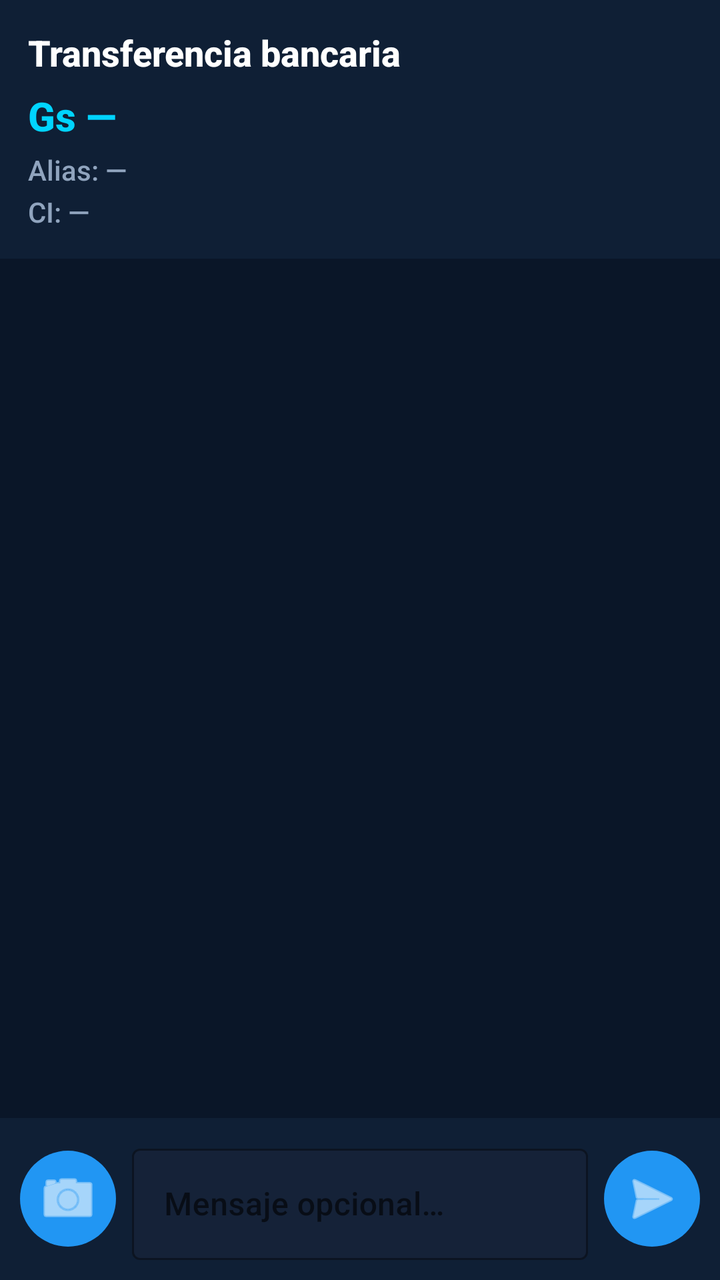
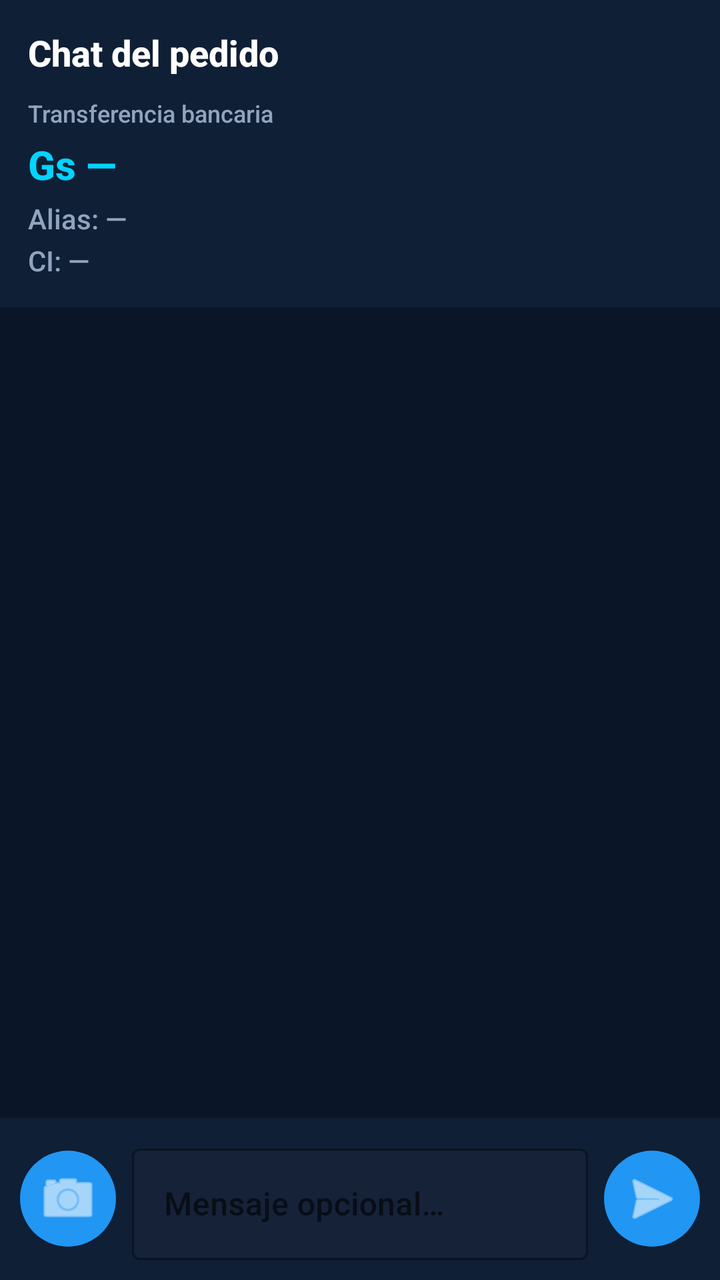

Before-and-after screenshots of an Android layout around one commit, followed by the original layout XML and the change that was made.
<!-- AndroidManifest.xml: activity theme Theme.Zuppon -->
<!-- res/layout/activity_payment_chat.xml -->
<?xml version="1.0" encoding="utf-8"?>
<LinearLayout xmlns:android="http://schemas.android.com/apk/res/android"
    xmlns:app="http://schemas.android.com/apk/res-auto"
    android:layout_width="match_parent"
    android:layout_height="match_parent"
    android:orientation="vertical"
    android:background="@color/zuppon_primary">

    <LinearLayout
        android:layout_width="match_parent"
        android:layout_height="wrap_content"
        android:orientation="vertical"
        android:padding="14dp"
        android:background="@color/zuppon_surface">

        <TextView
            android:layout_width="wrap_content"
            android:layout_height="wrap_content"
            android:text="Transferencia bancaria"
            android:textColor="@color/white"
            android:textSize="18sp"
            android:textStyle="bold" />

        <TextView
            android:id="@+id/tv_payment_amount"
            android:layout_width="wrap_content"
            android:layout_height="wrap_content"
            android:layout_marginTop="6dp"
            android:textColor="@color/zuppon_yellow"
            android:textSize="20sp"
            android:textStyle="bold"
            android:text="Gs —" />

        <TextView
            android:id="@+id/tv_payment_alias"
            android:layout_width="wrap_content"
            android:layout_height="wrap_content"
            android:layout_marginTop="4dp"
            android:textColor="@color/zuppon_text_secondary"
            android:textSize="14sp"
            android:text="Alias: —" />

        <TextView
            android:id="@+id/tv_payment_cedula"
            android:layout_width="wrap_content"
            android:layout_height="wrap_content"
            android:layout_marginTop="2dp"
            android:textColor="@color/zuppon_text_secondary"
            android:textSize="14sp"
            android:text="CI: —" />
    </LinearLayout>

    <androidx.recyclerview.widget.RecyclerView
        android:id="@+id/rv_payment_chat"
        android:layout_width="match_parent"
        android:layout_height="0dp"
        android:layout_weight="1"
        android:padding="12dp"
        android:clipToPadding="false" />

    <LinearLayout
        android:layout_width="match_parent"
        android:layout_height="wrap_content"
        android:orientation="horizontal"
        android:padding="10dp"
        android:gravity="center_vertical"
        android:background="@color/zuppon_surface">

        <ImageButton
            android:id="@+id/btn_attach_receipt"
            android:layout_width="48dp"
            android:layout_height="48dp"
            android:background="@drawable/bg_accent_pill"
            android:contentDescription="Enviar comprobante"
            android:src="@android:drawable/ic_menu_camera"
            android:padding="10dp"
            app:tint="@color/white" />

        <com.google.android.material.textfield.TextInputLayout
            android:layout_width="0dp"
            android:layout_height="wrap_content"
            android:layout_weight="1"
            android:layout_marginStart="8dp"
            android:layout_marginEnd="8dp"
            style="@style/Widget.MaterialComponents.TextInputLayout.OutlinedBox"
            app:boxBackgroundColor="@color/zuppon_card"
            app:boxStrokeColor="@color/zuppon_accent">

            <com.google.android.material.textfield.TextInputEditText
                android:id="@+id/et_chat_message"
                android:layout_width="match_parent"
                android:layout_height="wrap_content"
                android:hint="Mensaje opcional…"
                android:textColor="@color/white"
                android:inputType="textCapSentences|textMultiLine"
                android:maxLines="3" />
        </com.google.android.material.textfield.TextInputLayout>

        <ImageButton
            android:id="@+id/btn_send_message"
            android:layout_width="48dp"
            android:layout_height="48dp"
            android:background="@drawable/bg_accent_pill"
            android:contentDescription="Enviar"
            android:src="@android:drawable/ic_menu_send"
            android:padding="10dp"
            app:tint="@color/white" />
    </LinearLayout>

</LinearLayout>
<!-- resources referenced by this layout -->
<resources>
  <color name="white">#FFFFFFFF</color>
  <color name="zuppon_accent">#FF2196F3</color>
  <color name="zuppon_card">#FF152238</color>
  <color name="zuppon_primary">#FF0A1628</color>
  <color name="zuppon_surface">#FF0F1F35</color>
  <color name="zuppon_text_secondary">#FF90A4BE</color>
  <color name="zuppon_yellow">#FF00D4FF</color>
  <!-- drawable bg_accent_pill (drawable) -->
  <?xml version="1.0" encoding="utf-8"?>
  <shape xmlns:android="http://schemas.android.com/apk/res/android"
      android:shape="rectangle">
      <solid android:color="@color/zuppon_accent" />
      <corners android:radius="30dp" />
  </shape>
  <style name="Theme.Zuppon" parent="Theme.MaterialComponents.DayNight.NoActionBar">
          <item name="colorPrimary">@color/zuppon_accent</item>
          <item name="colorPrimaryVariant">@color/zuppon_accent_dark</item>
          <item name="colorOnPrimary">@color/white</item>
          <item name="colorSecondary">@color/zuppon_yellow</item>
          <item name="colorSecondaryVariant">@color/zuppon_accent_dark</item>
          <item name="colorOnSecondary">@color/black</item>
          <item name="android:statusBarColor">@color/zuppon_primary_dark</item>
          <item name="android:windowBackground">@color/zuppon_primary</item>
          <item name="android:fontFamily">sans-serif-medium</item>
          
          <item name="android:windowAnimationStyle">@style/NoWindowAnimation</item>
      </style>
  <color name="zuppon_accent_dark">#FF1565C0</color>
  <color name="black">#FF000000</color>
  <color name="zuppon_primary_dark">#FF060E1A</color>
  <style name="NoWindowAnimation">
          <item name="android:activityOpenEnterAnimation">@null</item>
          <item name="android:activityOpenExitAnimation">@null</item>
          <item name="android:activityCloseEnterAnimation">@null</item>
          <item name="android:activityCloseExitAnimation">@null</item>
          <item name="android:taskOpenEnterAnimation">@null</item>
          <item name="android:taskOpenExitAnimation">@null</item>
          <item name="android:taskCloseEnterAnimation">@null</item>
          <item name="android:taskCloseExitAnimation">@null</item>
      </style>
</resources>

<!-- the commit's change to res/layout/activity_payment_chat.xml (unified diff, before → after) -->
@@ -7,47 +7,104 @@
     android:background="@color/zuppon_primary">
 
     <LinearLayout
+        android:id="@+id/layout_chat_header"
         android:layout_width="match_parent"
         android:layout_height="wrap_content"
         android:orientation="vertical"
         android:padding="14dp"
         android:background="@color/zuppon_surface">
 
-        <TextView
-            android:layout_width="wrap_content"
+        <LinearLayout
+            android:layout_width="match_parent"
             android:layout_height="wrap_content"
-            android:text="Transferencia bancaria"
-            android:textColor="@color/white"
-            android:textSize="18sp"
-            android:textStyle="bold" />
+            android:orientation="horizontal"
+            android:gravity="center_vertical">
 
-        <TextView
-            android:id="@+id/tv_payment_amount"
-            android:layout_width="wrap_content"
+            <LinearLayout
+                android:layout_width="0dp"
+                android:layout_height="wrap_content"
+                android:layout_weight="1"
+                android:orientation="vertical">
+
+                <TextView
+                    android:id="@+id/tv_chat_title"
+                    android:layout_width="wrap_content"
+                    android:layout_height="wrap_content"
+                    android:text="Chat del pedido"
+                    android:textColor="@color/white"
+                    android:textSize="18sp"
+                    android:textStyle="bold" />
+
+                <TextView
+                    android:id="@+id/tv_contact_name"
+                    android:layout_width="wrap_content"
+                    android:layout_height="wrap_content"
+                    android:layout_marginTop="4dp"
+                    android:textColor="@color/white"
+                    android:textSize="14sp"
+                    android:visibility="gone" />
+
+                <TextView
+                    android:id="@+id/tv_contact_phone"
+                    android:layout_width="wrap_content"
+                    android:layout_height="wrap_content"
+                    android:layout_marginTop="2dp"
+                    android:textColor="@color/zuppon_text_secondary"
+                    android:textSize="13sp"
+                    android:visibility="gone" />
+            </LinearLayout>
+
+            <com.google.android.material.button.MaterialButton
+                android:id="@+id/btn_call_contact"
+                style="@style/ZupponButtonGreen"
+                android:layout_width="wrap_content"
+                android:layout_height="wrap_content"
+                android:text="📞 Llamar"
+                android:visibility="gone" />
+        </LinearLayout>
+
+        <LinearLayout
+            android:id="@+id/layout_payment_info"
+            android:layout_width="match_parent"
             android:layout_height="wrap_content"
-            android:layout_marginTop="6dp"
-            android:textColor="@color/zuppon_yellow"
-            android:textSize="20sp"
-            android:textStyle="bold"
-            android:text="Gs —" />
+            android:orientation="vertical"
+            android:layout_marginTop="10dp">
 
-        <TextView
-            android:id="@+id/tv_payment_alias"
-            android:layout_width="wrap_content"
-            android:layout_height="wrap_content"
-            android:layout_marginTop="4dp"
-            android:textColor="@color/zuppon_text_secondary"
-            android:textSize="14sp"
-            android:text="Alias: —" />
+            <TextView
+                android:layout_width="wrap_content"
+                android:layout_height="wrap_content"
+                android:text="Transferencia bancaria"
+                android:textColor="@color/zuppon_text_secondary"
+                android:textSize="12sp" />
 
-        <TextView
-            android:id="@+id/tv_payment_cedula"
-            android:layout_width="wrap_content"
-            android:layout_height="wrap_content"
-            android:layout_marginTop="2dp"
-            android:textColor="@color/zuppon_text_secondary"
-            android:textSize="14sp"
-            android:text="CI: —" />
+            <TextView
+                android:id="@+id/tv_payment_amount"
+                android:layout_width="wrap_content"
+                android:layout_height="wrap_content"
+                android:layout_marginTop="4dp"
+                android:textColor="@color/zuppon_yellow"
+                android:textSize="20sp"
+                android:textStyle="bold"
+                android:text="Gs —" />
+
+            <TextView
+                android:id="@+id/tv_payment_alias"
+                android:layout_width="wrap_content"
+                android:layout_height="wrap_content"
+                android:layout_marginTop="4dp"
+                android:textColor="@color/zuppon_text_secondary"
+                android:textSize="14sp"
+                android:text="Alias: —" />
+
+            <TextView
+                android:id="@+id/tv_payment_cedula"
+                android:layout_width="wrap_content"
+                android:layout_height="wrap_content"
+                android:layout_marginTop="2dp"
+                android:textColor="@color/zuppon_text_secondary"
+                android:textSize="14sp"
+                android:text="CI: —" />
+        </LinearLayout>
     </LinearLayout>
 
     <androidx.recyclerview.widget.RecyclerView
<!-- resource entries referenced after the edit -->
@@ -14,6 +14,16 @@
       <solid android:color="@color/zuppon_accent" />
       <corners android:radius="30dp" />
   </shape>
+  <style name="ZupponButtonGreen" parent="Widget.MaterialComponents.Button">
+          <item name="backgroundTint">@color/zuppon_green</item>
+          <item name="android:textColor">@color/white</item>
+          <item name="android:textSize">15sp</item>
+          <item name="android:textStyle">bold</item>
+          <item name="android:paddingTop">16dp</item>
+          <item name="android:paddingBottom">16dp</item>
+          <item name="cornerRadius">30dp</item>
+          <item name="elevation">0dp</item>
+      </style>
   <style name="Theme.Zuppon" parent="Theme.MaterialComponents.DayNight.NoActionBar">
           <item name="colorPrimary">@color/zuppon_accent</item>
           <item name="colorPrimaryVariant">@color/zuppon_accent_dark</item>
@@ -27,6 +37,7 @@
           
           <item name="android:windowAnimationStyle">@style/NoWindowAnimation</item>
       </style>
+  <color name="zuppon_green">#FF00B8D4</color>
   <color name="zuppon_accent_dark">#FF1565C0</color>
   <color name="black">#FF000000</color>
   <color name="zuppon_primary_dark">#FF060E1A</color>
